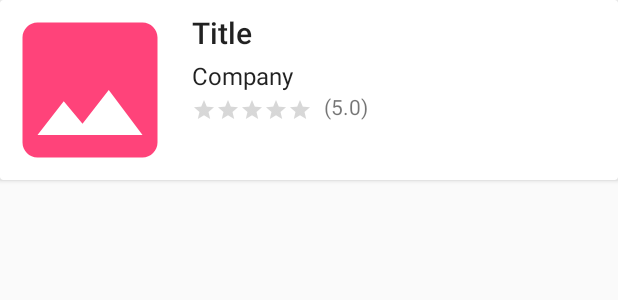
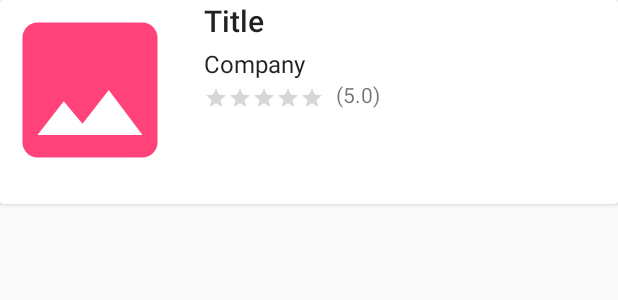
Before and after one commit to teiser204/vgames, an Android app: the layout game_item.xml on its own in the app's theme, with its tools: preview values and no code run, on a phone screen of 412 x 824 dp. Shown: the top 300 px of the screen. Run offline under Robolectric (Android 15) with nearby library versions, the phone set to English and light mode, and no system bars.

Commit message:
Add game images with glide

```diff
--- a/android/app/build.gradle
+++ b/android/app/build.gradle
@@ -26,6 +26,11 @@ dependencies {
     implementation 'com.android.support:support-v4:28.0.0'
     implementation 'com.squareup.retrofit2:retrofit:2.5.0'
     implementation 'com.squareup.retrofit2:converter-gson:2.5.0'
+
+    // Glide
+    implementation 'com.github.bumptech.glide:glide:4.9.0'
+    annotationProcessor 'com.github.bumptech.glide:compiler:4.9.0'
+
     testImplementation 'junit:junit:4.12'
     androidTestImplementation 'com.android.support.test:runner:1.0.2'
     androidTestImplementation 'com.android.support.test.espresso:espresso-core:3.0.2'
--- a/android/app/src/main/java/gr/artibet/vgames/FragmentCompanies.java
+++ b/android/app/src/main/java/gr/artibet/vgames/FragmentCompanies.java
@@ -139,8 +139,8 @@ public class FragmentCompanies extends Fragment {
 
                 // Build filter part of url
                 Intent intent = new Intent(getActivity(), ResultsActivity.class);
-                intent.putExtra("ID", company.getId());
-                intent.putExtra("TITLE", getResources().getString(R.string.company_title) + ": " + company.getDesc());
+                intent.putExtra("TITLE", company.getDesc());
+                intent.putExtra("QUERY", "games.json?company=" + company.getId());
                 startActivity(intent);
 
             }
--- a/android/app/src/main/java/gr/artibet/vgames/FragmentFeatures.java
+++ b/android/app/src/main/java/gr/artibet/vgames/FragmentFeatures.java
@@ -138,8 +138,8 @@ public class FragmentFeatures extends Fragment {
 
                 // Build filter part of url
                 Intent intent = new Intent(getActivity(), ResultsActivity.class);
-                intent.putExtra("ID", feature.getId());
-                intent.putExtra("TITLE", getResources().getString(R.string.feature_title) + ": " + feature.getDesc());
+                intent.putExtra("TITLE", feature.getDesc());
+                intent.putExtra("QUERY", "games.json?feature=" + feature.getId());
                 startActivity(intent);
             }
         });
--- a/android/app/src/main/java/gr/artibet/vgames/FragmentLanguages.java
+++ b/android/app/src/main/java/gr/artibet/vgames/FragmentLanguages.java
@@ -139,8 +139,8 @@ public class FragmentLanguages extends Fragment {
 
                 // Build filter part of url
                 Intent intent = new Intent(getActivity(), ResultsActivity.class);
-                intent.putExtra("ID", language.getId());
-                intent.putExtra("TITLE", getResources().getString(R.string.language_title) + ": " + language.getDesc());
+                intent.putExtra("TITLE", language.getDesc());
+                intent.putExtra("QUERY", "games.json?language=" + language.getId());
                 startActivity(intent);
             }
         });
--- a/android/app/src/main/java/gr/artibet/vgames/FragmentPlatforms.java
+++ b/android/app/src/main/java/gr/artibet/vgames/FragmentPlatforms.java
@@ -140,8 +140,8 @@ public class FragmentPlatforms extends Fragment {
 
                 // Build filter part of url
                 Intent intent = new Intent(getActivity(), ResultsActivity.class);
-                intent.putExtra("ID", platform.getId());
-                intent.putExtra("TITLE", getResources().getString(R.string.platform_title) + ": " + platform.getDesc());
+                intent.putExtra("TITLE", platform.getDesc());
+                intent.putExtra("QUERY", "games.json?platform=" + platform.getId());
                 startActivity(intent);
             }
         });
--- a/android/app/src/main/java/gr/artibet/vgames/ResultsFragment.java
+++ b/android/app/src/main/java/gr/artibet/vgames/ResultsFragment.java
@@ -66,7 +66,7 @@ public class ResultsFragment extends Fragment {
         recyclerView.setHasFixedSize(true);
         layoutManager = new LinearLayoutManager(getActivity());
         recyclerView.setLayoutManager(layoutManager);
-        adapter = new GameAdapter(this.mGameList);
+        adapter = new GameAdapter(getActivity(), this.mGameList);
         recyclerView.setAdapter(adapter);
 
         // Set item click listener
--- a/android/app/src/main/res/layout/game_item.xml
+++ b/android/app/src/main/res/layout/game_item.xml
@@ -9,7 +9,8 @@
     <LinearLayout
         android:layout_width="match_parent"
         android:layout_height="wrap_content"
-        android:orientation="horizontal">
+        android:orientation="horizontal"
+        android:layout_marginBottom="16dp">
 
 
         <ImageView
@@ -22,7 +23,7 @@
             android:layout_width="match_parent"
             android:layout_height="wrap_content"
             android:orientation="vertical"
-            android:padding="8dp">
+            android:layout_marginLeft="16dp">
 
             <TextView
                 android:id="@+id/tvTitle"
--- a/android/build.gradle
+++ b/android/build.gradle
@@ -7,7 +7,7 @@ buildscript {
 
     }
     dependencies {
-        classpath 'com.android.tools.build:gradle:3.3.1'
+        classpath 'com.android.tools.build:gradle:3.3.2'
 
         // NOTE: Do not place your application dependencies here; they belong
         // in the individual module build.gradle files
```
Also changed, not shown: android/app/src/main/java/gr/artibet/vgames/adapters/GameAdapter.java (+13 -3 lines), 1 other file.
